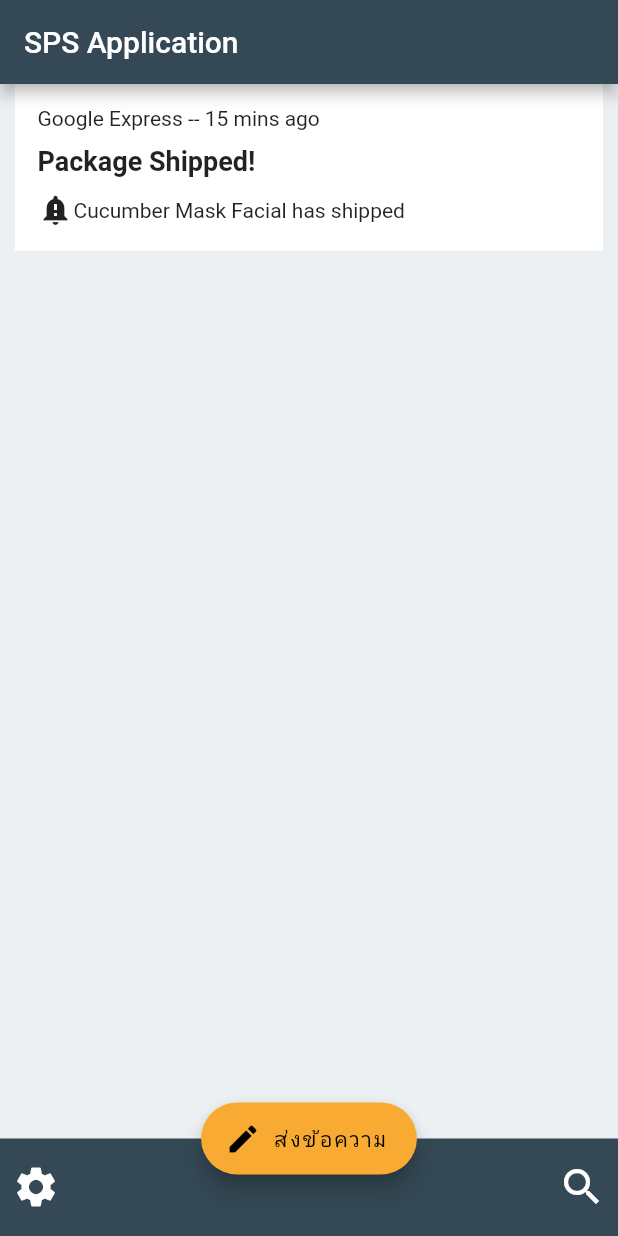
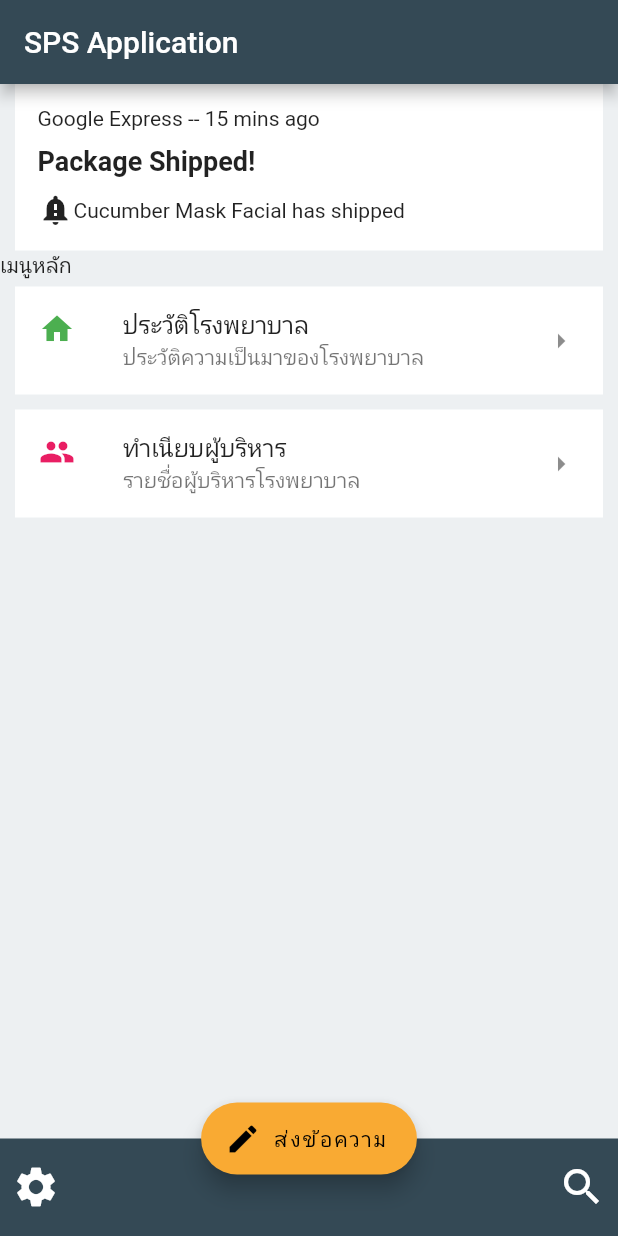
Before and after one commit to siteslave/sp-app, a Flutter app: the screen it shows after launch, on a phone screen of 412 x 824 dp. Run offline on Flutter 3.47's test engine with Material 2 defaults, Android fonts, the phone set to English and light mode, and no system bars.

Commit message:
add listtile menu

```diff
--- a/lib/home.dart
+++ b/lib/home.dart
@@ -15,7 +15,7 @@ class _HomeState extends State<Home> {
       appBar: AppBar(
         title: Text('SPS Application'),
       ),
-      body: Column(
+      body: ListView(
         children: [
           Container(
             // height: 100,
@@ -49,6 +49,29 @@ class _HomeState extends State<Home> {
               ],
             ),
           ),
+
+          Text('เมนูหลัก'),
+          Container(
+            decoration: BoxDecoration(color: Colors.white),
+            margin: EdgeInsets.symmetric(vertical: 5, horizontal: 10),
+            child: ListTile(
+              title: Text('ประวัติโรงพยาบาล'),
+              subtitle: Text('ประวัติความเป็นมาของโรงพยาบาล'),
+              trailing: Icon(Icons.arrow_right),
+              leading: Icon(Icons.home, color: Colors.green,),
+            ),
+          ),
+
+          Container(
+            decoration: BoxDecoration(color: Colors.white),
+            margin: EdgeInsets.symmetric(vertical: 5, horizontal: 10),
+            child: ListTile(
+              title: Text('ทำเนียบผู้บริหาร'),
+              subtitle: Text('รายชื่อผู้บริหารโรงพยาบาล'),
+              trailing: Icon(Icons.arrow_right),
+              leading: Icon(Icons.group,color: Colors.pink,),
+            ),
+          )
         ],
       ),
       bottomNavigationBar: BottomAppBar(
```
